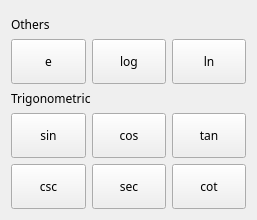
potakaaa/diffinitely, file ui/more_widget.ui: the form before one commit.
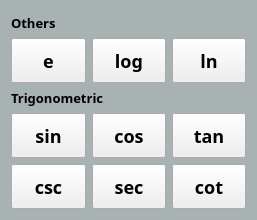
The form after the commit.

Diff of the .ui file:
```diff
--- a/ui/more_widget.ui
+++ b/ui/more_widget.ui
@@ -30,6 +30,22 @@
   <property name="windowTitle">
    <string>Form</string>
   </property>
+  <property name="styleSheet">
+   <string notr="true">#MoreFunctions {
+	background-color: rgb(169, 178, 178);
+}
+
+QPushButton {
+	font-size: 18px;
+	font-weight: 500;
+}
+
+QLabel {
+	font-size: 13px;
+	font-weight: 600;
+	color: rgb(0, 0, 0);
+}</string>
+  </property>
   <layout class="QVBoxLayout" name="verticalLayout_3">
    <item>
     <layout class="QVBoxLayout" name="verticalLayout">
```
